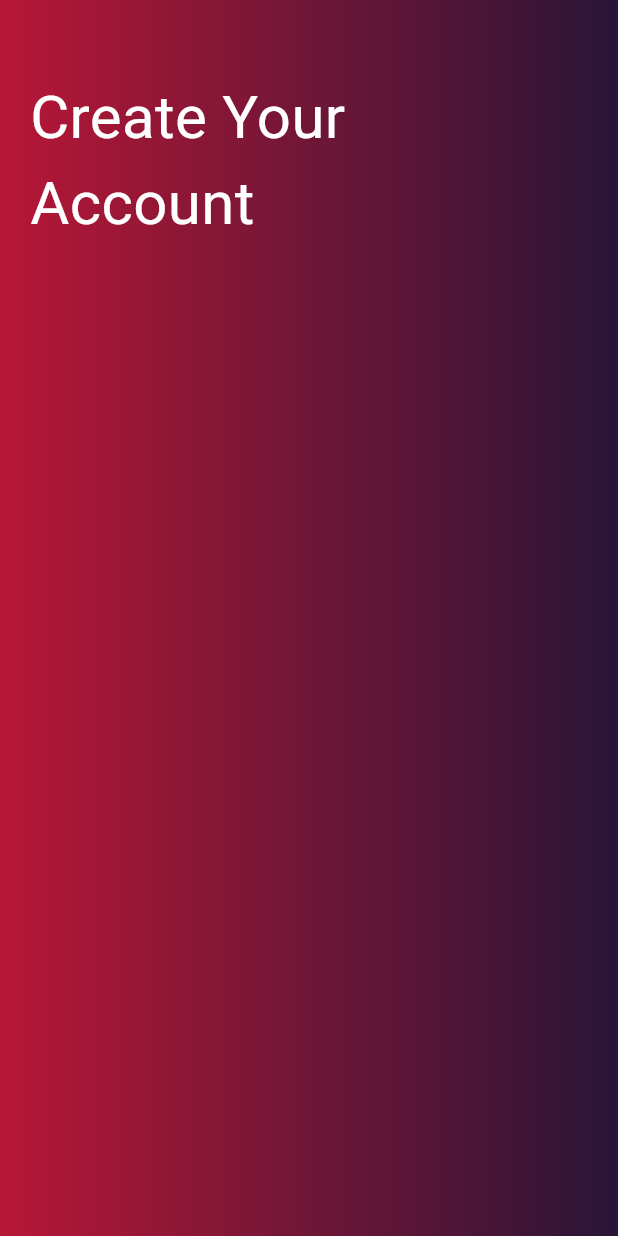
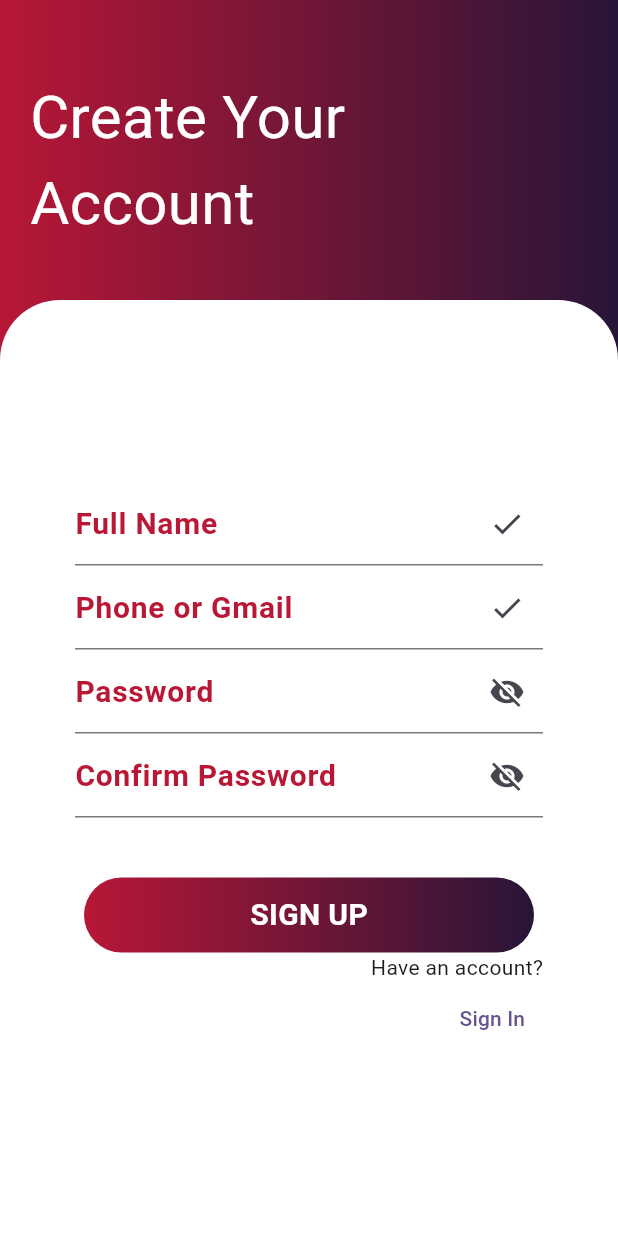
Before and after one commit to RichFlair/login_sign_up_screen, a Flutter app: the RegistrationScreen screen opened directly, on a phone screen of 412 x 824 dp. Run offline on Flutter 3.47's test engine with Material 3 defaults, Android fonts, the phone set to English and light mode, and no system bars.

Commit message:
buiding the form

```diff
--- a/lib/registration_screen.dart
+++ b/lib/registration_screen.dart
@@ -30,6 +30,132 @@ class RegistrationScreen extends StatelessWidget {
               ),
             ),
           ),
+          Container(
+            margin: const EdgeInsets.only(top: 200),
+            decoration: const BoxDecoration(
+              color: Colors.white,
+              borderRadius: BorderRadius.only(
+                topLeft: Radius.circular(40),
+                topRight: Radius.circular(40),
+              ),
+            ),
+            child: Padding(
+              padding: const EdgeInsets.only(
+                left: 50,
+                right: 50,
+              ),
+              child: Column(
+                mainAxisAlignment: MainAxisAlignment.center,
+                children: [
+                  const TextField(
+                    decoration: InputDecoration(
+                      label: Text(
+                        'Full Name',
+                        style: TextStyle(
+                          color: Color(0xffB81736),
+                          fontSize: 20,
+                          fontWeight: FontWeight.bold,
+                        ),
+                      ),
+                      suffixIcon: Icon(
+                        Icons.check,
+                      ),
+                    ),
+                  ),
+                  const TextField(
+                    keyboardType: TextInputType.emailAddress,
+                    decoration: InputDecoration(
+                      label: Text(
+                        'Phone or Gmail',
+                        style: TextStyle(
+                          color: Color(0xffB81736),
+                          fontSize: 20,
+                          fontWeight: FontWeight.bold,
+                        ),
+                      ),
+                      suffixIcon: Icon(
+                        Icons.check,
+                      ),
+                    ),
+                  ),
+                  const TextField(
+                    obscureText: true,
+                    decoration: InputDecoration(
+                      label: Text(
+                        'Password',
+                        style: TextStyle(
+                          color: Color(0xffB81736),
+                          fontSize: 20,
+                          fontWeight: FontWeight.bold,
+                        ),
+                      ),
+                      suffixIcon: Icon(
+                        Icons.visibility_off,
+                      ),
+                    ),
+                  ),
+                  const TextField(
+                    obscureText: true,
+                    decoration: InputDecoration(
+                      label: Text(
+                        'Confirm Password',
+                        style: TextStyle(
+                          color: Color(0xffB81736),
+                          fontSize: 20,
+                          fontWeight: FontWeight.bold,
+                        ),
+                      ),
+                      suffixIcon: Icon(
+                        Icons.visibility_off,
+                      ),
+                    ),
+                  ),
+                  const SizedBox(
+                    height: 40,
+                  ),
+                  // Sign Up button container
+                  Container(
+                    height: 50,
+                    width: 300,
+                    decoration: const BoxDecoration(
+                      borderRadius: BorderRadius.all(
+                        Radius.circular(40),
+                      ),
+                      gradient: LinearGradient(
+                        colors: [
+                          Color(0xffB81736),
+                          Color(0xff281537),
+                        ],
+                      ),
+                    ),
+                    child: const Center(
+                      child: Text(
+                        'SIGN UP',
+                        style: TextStyle(
+                          color: Colors.white,
+                          fontSize: 20,
+                          fontWeight: FontWeight.bold,
+                        ),
+                      ),
+                    ),
+                  ),
+                  Align(
+                    alignment: Alignment.bottomRight,
+                    child: Column(
+                      crossAxisAlignment: CrossAxisAlignment.end,
+                      children: [
+                        const Text('Have an account?'),
+                        TextButton(
+                          onPressed: () {},
+                          child: const Text('Sign In'),
+                        ),
+                      ],
+                    ),
+                  )
+                ],
+              ),
+            ),
+          ),
         ],
       ),
     );
```
